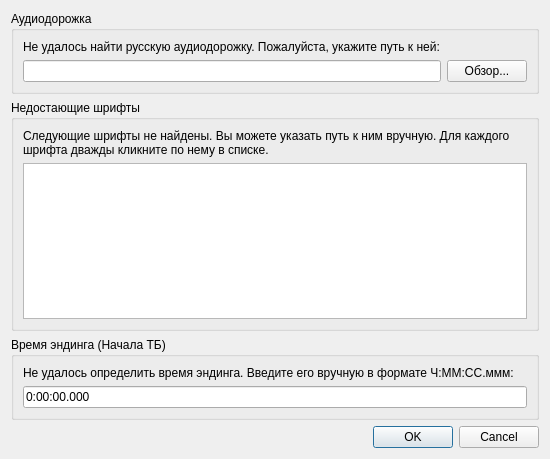
IceHoles/DubbingTool, file missingfilesdialog.ui: the form before one commit.
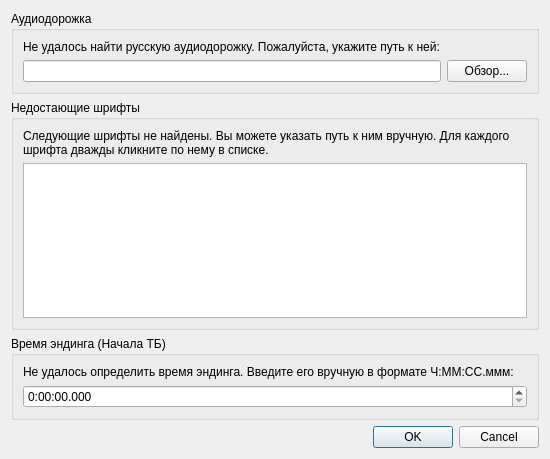
The form after the commit.

The edit to the form file:
```diff
--- a/missingfilesdialog.ui
+++ b/missingfilesdialog.ui
@@ -91,9 +91,9 @@
       <item row="1" column="0" colspan="2">
        <layout class="QHBoxLayout" name="horizontalLayout">
         <item>
-         <widget class="QLineEdit" name="timeEdit">
-          <property name="inputMask">
-           <string>0:00:00.000;0</string>
+        <widget class="QTimeEdit" name="timeEdit">
+         <property name="displayFormat">
+          <string>H:mm:ss.zzz</string>
           </property>
          </widget>
         </item>
```
Lines whose indentation alone changed are shown as unchanged.
